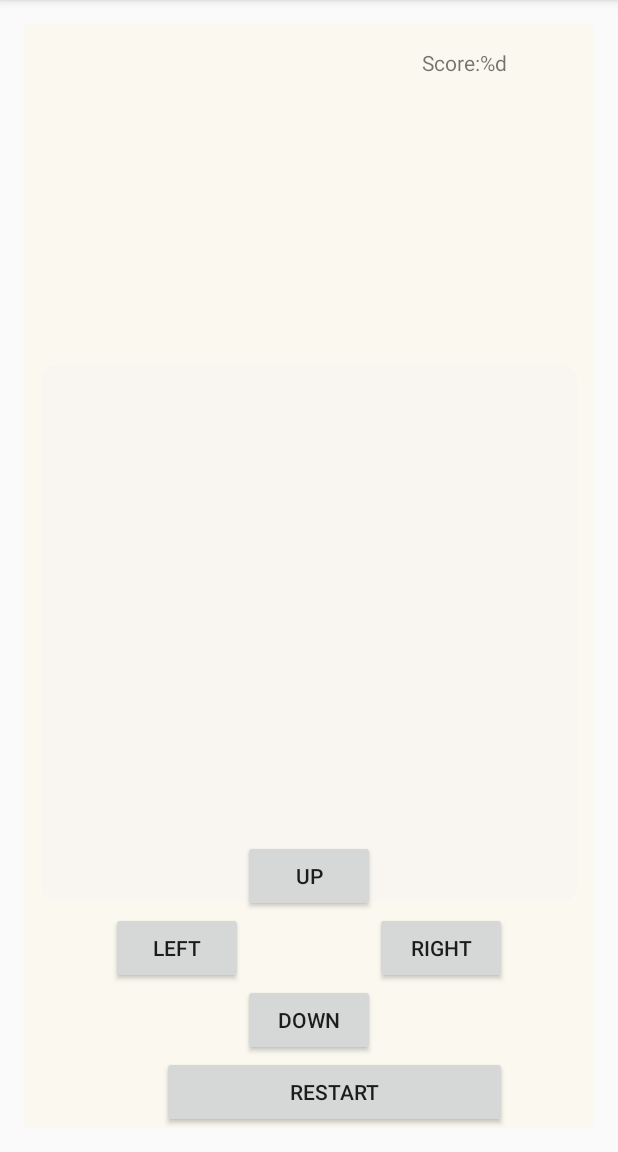
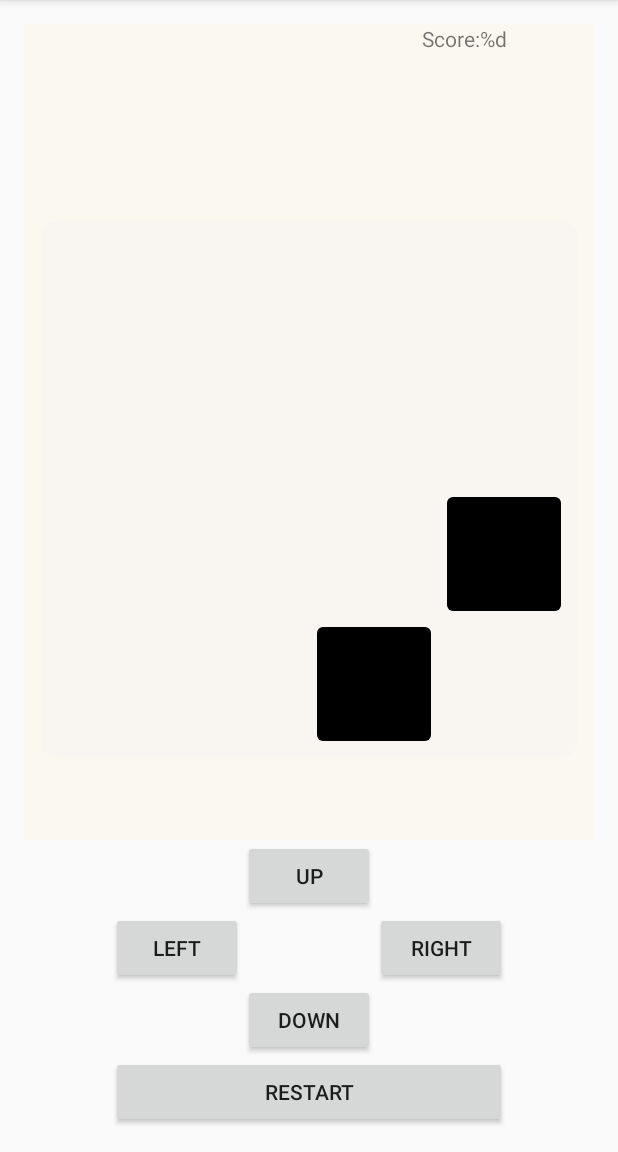
Before and after one commit to fuzzypickles14/Practical2, an Android app: the screen it shows after launch (MainActivity), on a phone screen of 412 x 824 dp, the part 84-1236 px from its top. Run offline under Robolectric (Android 15) with nearby library versions, the phone set to English and light mode, and no system bars.

Commit message:
Grid View now above buttons

```diff
--- a/app/src/main/java/com/practical2/MainActivity.java
+++ b/app/src/main/java/com/practical2/MainActivity.java
@@ -15,6 +15,7 @@ public class MainActivity extends AppCompatActivity {
         BoardView boardView = new BoardView(this);
         container.addView(boardView);
         setContentView(mainView);
+        boardView.game.newGame();
     }
 
 }
--- a/app/src/main/res/layout/activity_main.xml
+++ b/app/src/main/res/layout/activity_main.xml
@@ -18,11 +18,20 @@
         <!--android:name="com.practical2.BoardFragment"-->
         <!--tools:layout="@layout/board_fragment" />-->
 
+    <TextView
+        android:id="@+id/scoreTextView"
+        android:layout_width="wrap_content"
+        android:layout_height="wrap_content"
+        android:layout_alignEnd="@+id/rightButton"
+        android:elevation="22dp"
+        android:text="Score:%d" />
+
+
     <LinearLayout
-        android:layout_width="match_parent"
+        android:id="@+id/boardView"
+        android:layout_width="wrap_content"
         android:layout_height="wrap_content"
-        android:id="@+id/boardView"
-        />
+        android:layout_above="@+id/upButton" />
 
 
 
@@ -32,7 +41,7 @@
         android:layout_height="wrap_content"
         android:text="Up"
         android:layout_above="@+id/leftButton"
-        android:layout_centerHorizontal="true" />
+        android:layout_centerHorizontal="true"/>
 
     <Button
         android:id="@+id/downButton"
@@ -59,23 +68,14 @@
         android:layout_above="@+id/downButton"
         android:layout_toStartOf="@+id/upButton" />
 
-    <TextView
-        android:id="@+id/scoreTextView"
-        android:layout_width="wrap_content"
-        android:layout_height="wrap_content"
-        android:layout_marginTop="16dp"
-        android:text="Score:%d"
-        android:layout_alignParentTop="true"
-        android:layout_alignEnd="@+id/rightButton" />
-
     <Button
         android:id="@+id/restartButton"
         android:layout_width="wrap_content"
         android:layout_height="wrap_content"
-        android:layout_alignEnd="@+id/scoreTextView"
+        android:layout_alignEnd="@+id/rightButton"
         android:layout_alignParentBottom="true"
         android:layout_alignStart="@+id/leftButton"
-        android:layout_marginStart="34dp"
+        android:layout_centerHorizontal="true"
         android:text="Restart" />
 
 </RelativeLayout>
```
